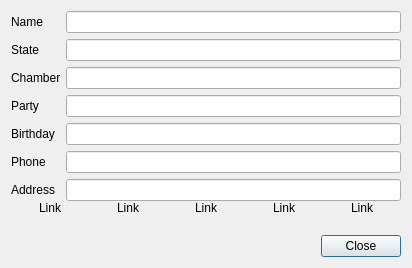
Old version of the form ui_detaildialog.ui in the repository timcking/OpenCongress.
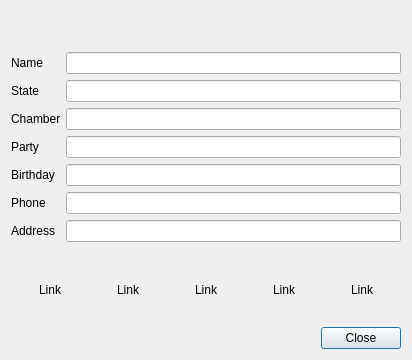
New version of the form. Icons and pictures are not drawn.

```diff
--- a/ui_detaildialog.ui
+++ b/ui_detaildialog.ui
@@ -7,7 +7,7 @@
     <x>0</x>
     <y>0</y>
     <width>412</width>
-    <height>244</height>
+    <height>360</height>
    </rect>
   </property>
   <property name="windowTitle">
@@ -215,7 +215,7 @@
        <property name="sizeHint" stdset="0">
         <size>
          <width>20</width>
-         <height>20</height>
+         <height>30</height>
         </size>
        </property>
       </spacer>
```
Left out of the diff: 4 changed lines with no effect on the pictures.
